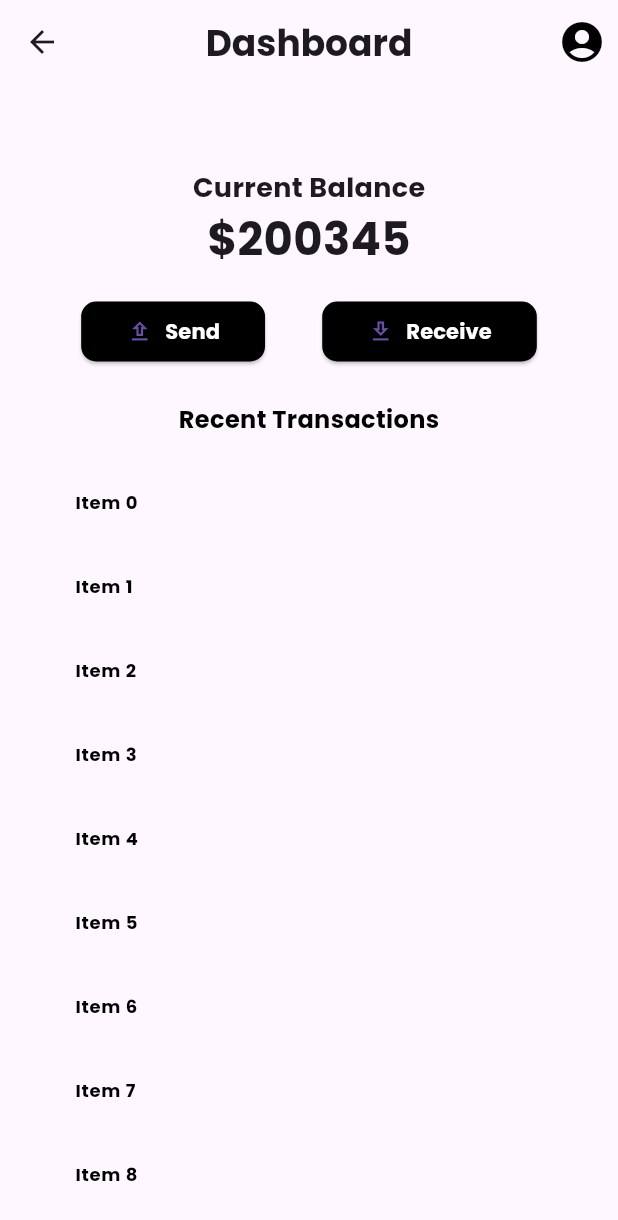
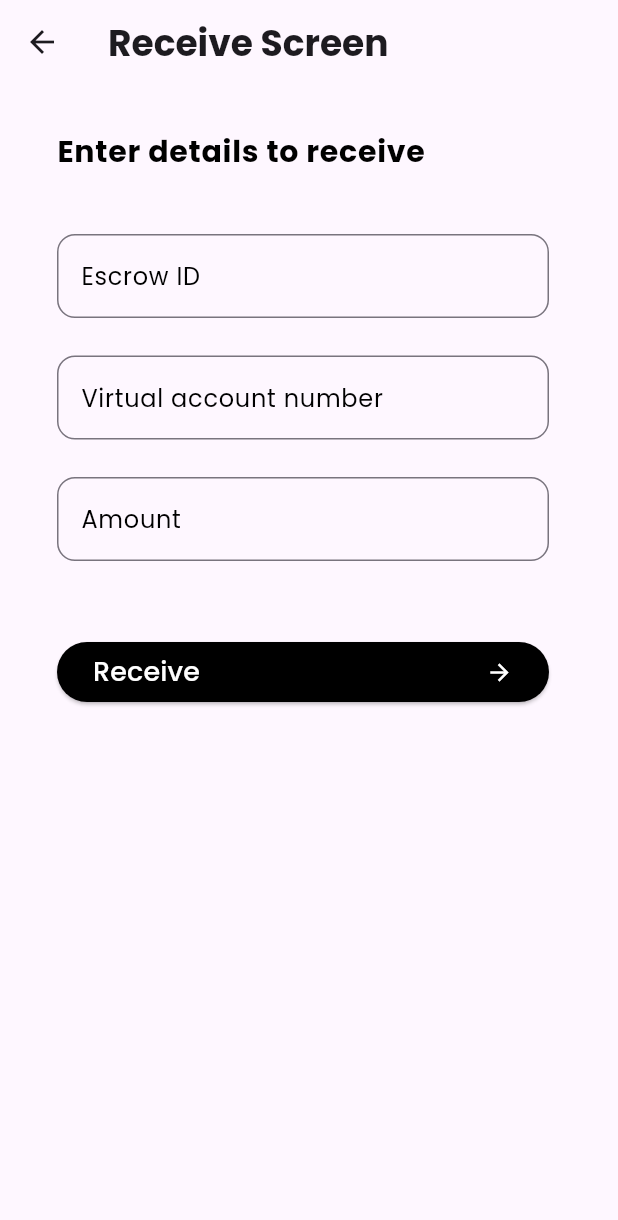
Before and after one commit to supratim1609/Escrow_app, a Flutter app: the HomeScreen screen opened directly, after a tap on "Receive", on a phone screen of 412 x 824 dp. Shown: the top 1220 px of the screen. Run offline on Flutter 3.47's test engine with Material 3 defaults, Android fonts, the light colour scheme and no system bars; our stand-ins replace google_fonts.

Commit message:
Add onPressed function to 'Receive' button in HomeScreen to navigate to RecieveScreen
This commit adds an onPressed function to the 'Receive' button in the HomeScreen widget. When the button is pressed, it will navigate to the RecieveScreen widget.

```diff
--- a/lib/Screens/homescreen.dart
+++ b/lib/Screens/homescreen.dart
@@ -1,4 +1,5 @@
 import 'package:escrow_app/Screens/profilescreen.dart';
+import 'package:escrow_app/Screens/receivescreen.dart';
 import 'package:escrow_app/Screens/sendscreen.dart';
 import 'package:flutter/material.dart';
 import 'package:google_fonts/google_fonts.dart';
@@ -110,7 +111,13 @@
                           borderRadius: BorderRadius.circular(10),
                         ),
                       ),
-                      onPressed: () {},
+                      onPressed: () {
+                        Navigator.push(
+                          context,
+                          MaterialPageRoute(
+                              builder: (context) => RecieveScreen()),
+                        );
+                      },
                       child: Row(
                         mainAxisAlignment: MainAxisAlignment.center,
                         children: [
--- /dev/null
+++ b/lib/Screens/receivescreen.dart
@@ -0,0 +1,159 @@
+import 'package:flutter/material.dart';
+import 'package:flutter/widgets.dart';
+import 'package:google_fonts/google_fonts.dart';
+
+class RecieveScreen extends StatefulWidget {
+  const RecieveScreen({super.key});
+
+  @override
+  State<RecieveScreen> createState() => _RecieveScreenState();
+}
+
+class _RecieveScreenState extends State<RecieveScreen> {
+  final TextEditingController _escrowID = TextEditingController();
+  final TextEditingController _virtualAC = TextEditingController();
+  final TextEditingController _amount = TextEditingController();
+
+  @override
+  void dispose() {
+    _escrowID.dispose();
+    _virtualAC.dispose();
+    _amount.dispose();
+    super.dispose();
+  }
+
+  @override
+  Widget build(BuildContext context) {
+    return Scaffold(
+      appBar: AppBar(
+        title: Text(
+          "Receive Screen",
+          style: GoogleFonts.poppins(
+            fontSize: 24,
+            fontWeight: FontWeight.bold,
+          ),
+        ),
+      ),
+      body: Center(
+        child: Padding(
+          padding: const EdgeInsets.all(22.0),
+          child: ListView.builder(
+              itemCount: 1,
+              itemBuilder: (context, index) {
+                return ListTile(
+                  title: Column(
+                    crossAxisAlignment: CrossAxisAlignment.stretch,
+                    mainAxisAlignment: MainAxisAlignment.center,
+                    children: [
+                      Text(
+                        'Enter details to receive',
+                        style: GoogleFonts.poppins(
+                          fontSize: 20,
+                          fontWeight: FontWeight.bold,
+                          color: Colors.black,
+                        ),
+                      ),
+                      SizedBox(height: 40),
+                      TextField(
+                        controller: _escrowID,
+                        decoration: InputDecoration(
+                          labelText: 'Escrow ID',
+                          labelStyle: GoogleFonts.poppins(
+                            fontSize: 16,
+                            color: Colors.black,
+                          ),
+                          border: OutlineInputBorder(
+                              borderRadius:
+                                  BorderRadius.all(Radius.circular(12))),
+                        ),
+                      ),
+                      SizedBox(height: 25),
+                      TextField(
+                        controller: _virtualAC,
+                        decoration: InputDecoration(
+                          labelText: 'Virtual account number',
+                          labelStyle: GoogleFonts.poppins(
+                            fontSize: 16,
+                            color: Colors.black,
+                          ),
+                          border: OutlineInputBorder(
+                              borderRadius:
+                                  BorderRadius.all(Radius.circular(12))),
+                        ),
+                      ),
+                      SizedBox(height: 25),
+                      TextField(
+                        controller: _amount,
+                        decoration: InputDecoration(
+                          labelText: 'Amount',
+                          labelStyle: GoogleFonts.poppins(
+                            fontSize: 16,
+                            color: Colors.black,
+                          ),
+                          border: OutlineInputBorder(
+                              borderRadius:
+                                  BorderRadius.all(Radius.circular(12))),
+                        ),
+                      ),
+                      SizedBox(height: 50),
+                      Container(
+                        width: MediaQuery.of(context).size.width,
+                        child: ElevatedButton(
+                            style: ElevatedButton.styleFrom(
+                                backgroundColor: Colors.black),
+                            onPressed: () {
+                              showDialog(
+                                context: context,
+                                builder: (BuildContext context) {
+                                  return AlertDialog(
+                                    title: Text(
+                                      "Recive request sent",
+                                      style: GoogleFonts.poppins(
+                                        fontSize: 20,
+                                        fontWeight: FontWeight.bold,
+                                      ),
+                                    ),
+                                    content: Text(
+                                      "Your request of \$300 is successful",
+                                      style: GoogleFonts.poppins(
+                                        fontSize: 14,
+                                      ),
+                                    ),
+                                    actions: [
+                                      TextButton(
+                                        onPressed: () {
+                                          Navigator.of(context).pop();
+                                        },
+                                        child: Text("OK"),
+                                      ),
+                                    ],
+                                  );
+                                },
+                              );
+                            },
+                            child: Row(
+                              mainAxisAlignment: MainAxisAlignment.spaceBetween,
+                              children: [
+                                Text(
+                                  "Receive",
+                                  style: GoogleFonts.poppins(
+                                    fontSize: 18,
+                                    color: Colors.white,
+                                  ),
+                                ),
+                                Icon(
+                                  Icons.arrow_forward,
+                                  color: Colors.white,
+                                ),
+                              ],
+                            )),
+                      )
+                    ],
+                  ),
+                );
+              }),
+        ),
+      ),
+    );
+  }
+}
```
